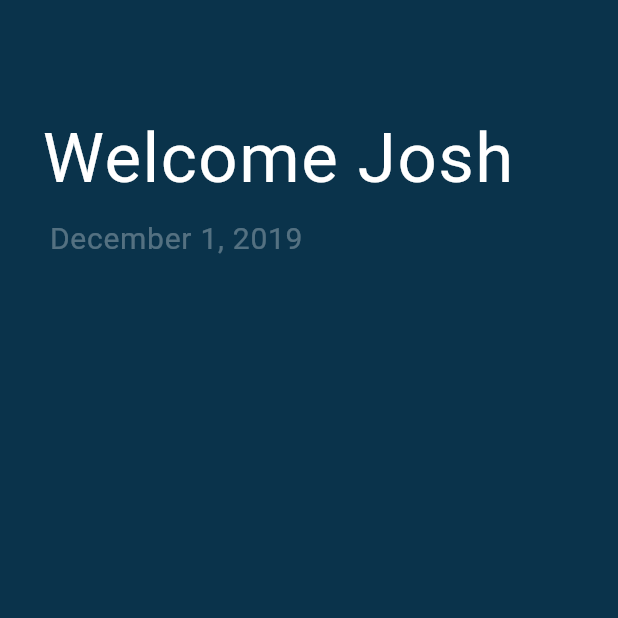
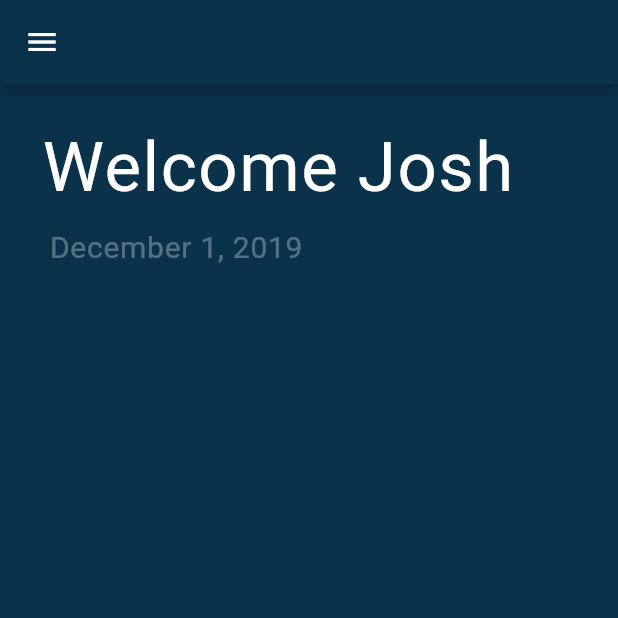
Before and after one commit to MisterJoz/Productivist, a Flutter app: the screen it shows after launch, after a tap on "Login", on a phone screen of 412 x 824 dp, the top half of it. Run offline on Flutter 3.47's test engine with Material 2 defaults, Android fonts, the phone set to English and light mode, and no system bars; our stand-ins replace table_calendar; Roboto replaces fonts that are missing (Calibre-Semibold).

Commit message:
Add calendar feature

```diff
--- a/lib/screens/welcome_page.dart
+++ b/lib/screens/welcome_page.dart
@@ -1,5 +1,7 @@
 import 'package:flutter/material.dart';
 import 'package:productivist/models/user.dart';
+import 'package:table_calendar/table_calendar.dart';
+import 'package:productivist/screens/calendar_page.dart';
 
 class WelcomePage extends StatefulWidget {
   @override
@@ -10,10 +12,48 @@ class _WelcomePageState extends State<WelcomePage> {
   @override
   Widget build(BuildContext context) {
     return Scaffold(
-      // appBar: AppBar(
-      //   backgroundColor: Color.fromRGBO(10, 51, 75, 1),
-      // ),
+      appBar: AppBar(
+        backgroundColor: Color.fromRGBO(10, 51, 75, 1),
+      ),
       backgroundColor: Color.fromRGBO(10, 51, 75, 1),
+      drawer: Drawer(
+        // Add a ListView to the drawer. This ensures the user can scroll
+        // through the options in the drawer if there isn't enough vertical
+        // space to fit everything.
+        child: ListView(
+          // Important: Remove any padding from the ListView.
+          padding: EdgeInsets.zero,
+          children: <Widget>[
+            DrawerHeader(
+              child: Text('Drawer Header'),
+              decoration: BoxDecoration(
+                color: Color.fromRGBO(10, 51, 75, 1),
+              ),
+            ),
+            ListTile(
+              title: Text('Item 1'),
+              onTap: () {
+                // Update the state of the app
+                // ...
+                // Then close the drawer
+                Navigator.pop(context);
+              },
+            ),
+            ListTile(
+              title: Text('Calendar'),
+              onTap: () {
+                // Update the state of the app
+                // ...
+                // Then close the drawer
+                Navigator.pop(context);
+                Navigator.push(context,
+                    MaterialPageRoute(builder: (context) => CalendarPage()));
+                setState(() {});
+              },
+            ),
+          ],
+        ),
+      ),
       body: Padding(
         padding: const EdgeInsets.all(8.0),
         child: Container(
@@ -22,7 +62,7 @@ class _WelcomePageState extends State<WelcomePage> {
               Row(
                 children: <Widget>[
                   Padding(
-                    padding: EdgeInsets.fromLTRB(20, 70, 20, 10),
+                    padding: EdgeInsets.fromLTRB(20, 20, 20, 10),
                     child: Text(
                       "Welcome ${currentUser.name}",
                       style: TextStyle(
--- a/pubspec.yaml
+++ b/pubspec.yaml
@@ -23,6 +23,7 @@ dependencies:
   # The following adds the Cupertino Icons font to your application.
   # Use with the CupertinoIcons class for iOS style icons.
   cupertino_icons: ^0.1.2
+  table_calendar: ^2.2.1
 
 dev_dependencies:
   flutter_test:
```
Also changed, not shown: lib/screens/calendar_page.dart (added, +40 -0 lines), pubspec.lock.
